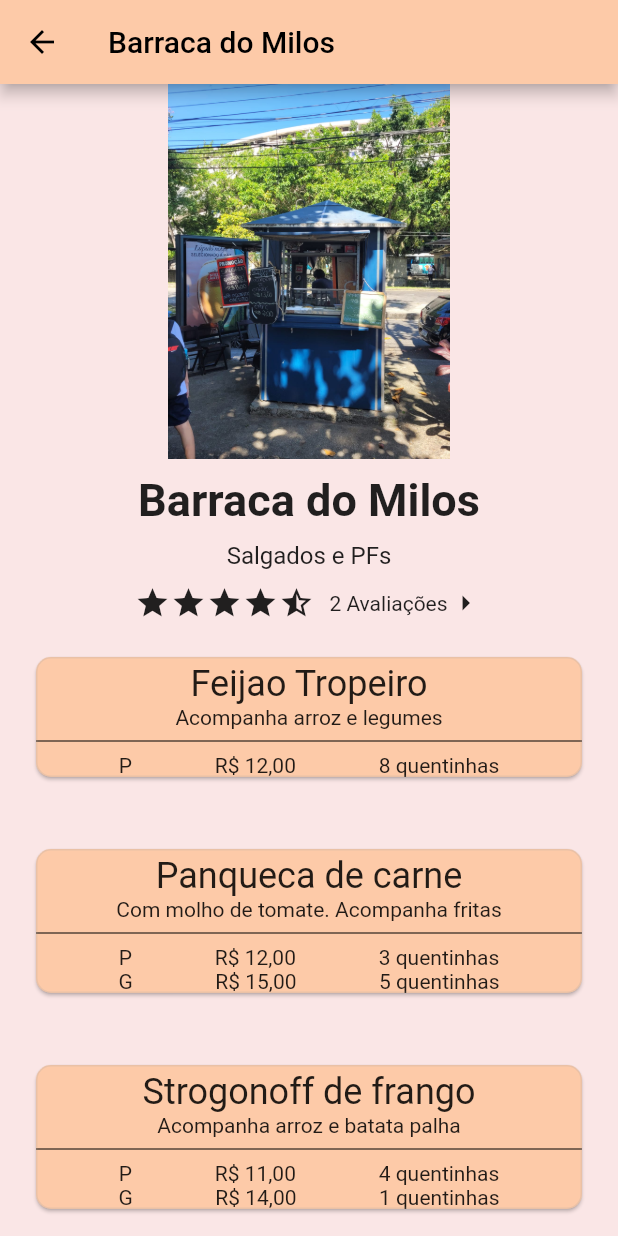
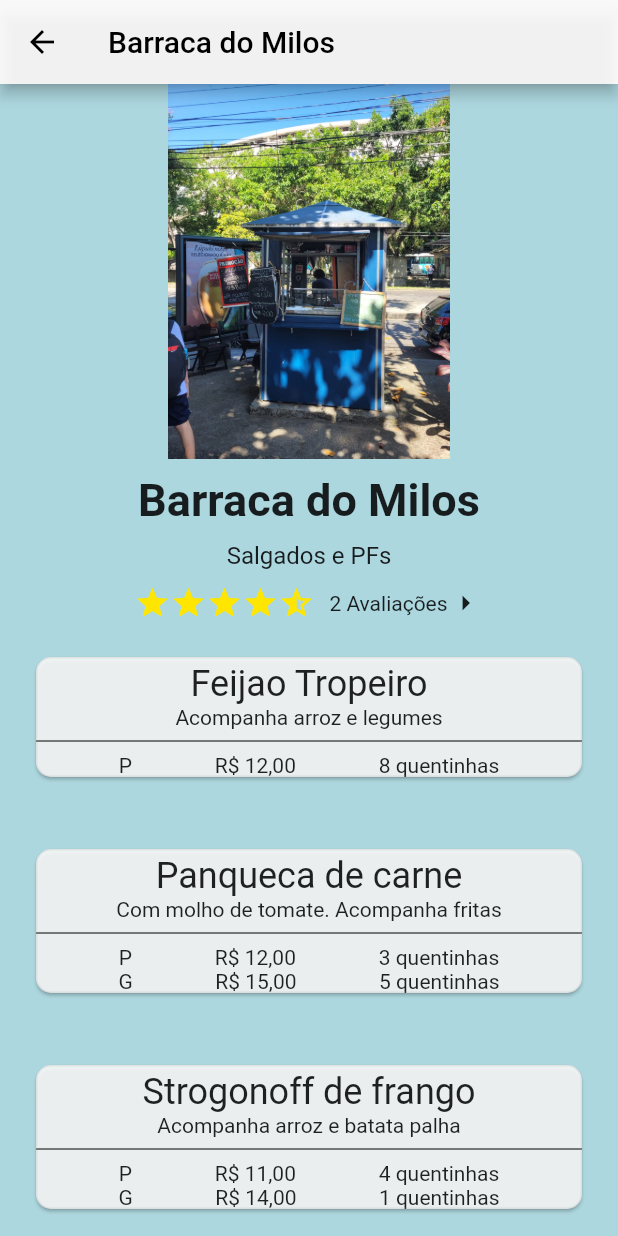
Before and after one commit to lfsca/app-flutter-LuizFellipe-BrunoCoutinho, a Flutter app: the screen it shows after launch, after a tap on "Barraca do Milos", on a phone screen of 412 x 824 dp. Run offline on Flutter 3.47's test engine with Material 2 defaults, Android fonts, the phone set to English and light mode, and no system bars; drawn by our look-alikes of flutter_rating_bar.

Commit message:
v1 entrega

```diff
--- a/flutter_project/lib/detailpage.dart
+++ b/flutter_project/lib/detailpage.dart
@@ -18,7 +18,7 @@ class DetailPage extends StatelessWidget {
     return Scaffold(
         appBar: AppBar(title: Text(barraca.nomeBarraca)),
         body: Container(
-            color: const Color.fromARGB(218, 250, 227, 227),
+            color: Color.fromARGB(218, 160, 209, 219),
             constraints: const BoxConstraints.expand(),
             child: ListView(
               children: <Widget>[
@@ -80,9 +80,12 @@ class WidgetResumoBarraca extends StatelessWidget {
                 itemCount: 5,
                 itemSize: 24,
                 ratingWidget: RatingWidget(
-                  empty: const Icon(Icons.star_outline),
-                  half: const Icon(Icons.star_half),
-                  full: const Icon(Icons.star),
+                  empty: const Icon(Icons.star_outline,
+                      color: Color.fromARGB(255, 255, 230, 0)),
+                  half: const Icon(Icons.star_half,
+                      color: Color.fromARGB(255, 255, 230, 0)),
+                  full: const Icon(Icons.star,
+                      color: Color.fromARGB(255, 255, 230, 0)),
                 ),
                 onRatingUpdate: (value) {},
               ),
@@ -112,7 +115,7 @@ class WidgetQuentinha extends StatelessWidget {
       margin: const EdgeInsets.all(20),
       width: double.infinity,
       child: Card(
-          color: createMaterialColor(const Color.fromARGB(255, 253, 202, 168)),
+          color: createMaterialColor(const Color.fromARGB(222, 250, 250, 250)),
           shape: RoundedRectangleBorder(
               borderRadius: BorderRadius.circular(10),
               side: BorderSide(
--- a/flutter_project/lib/homepage.dart
+++ b/flutter_project/lib/homepage.dart
@@ -16,7 +16,7 @@ class HomePage extends StatelessWidget {
     return Scaffold(
         appBar: AppBar(title: const Text('Hora do Rango PUC-Rio')),
         body: Container(
-            color: Color.fromARGB(218, 250, 227, 227),
+            color: Color.fromARGB(218, 160, 209, 219),
             child: Center(
                 child: Column(children: <Widget>[
               const SizedBox(
@@ -59,7 +59,7 @@ class BarracaListWidget extends StatelessWidget {
               },
               child: Card(
                   color:
-                      createMaterialColor(Color.fromARGB(255, 253, 202, 168)),
+                      createMaterialColor(Color.fromARGB(222, 250, 250, 250)),
                   shape: RoundedRectangleBorder(
                       borderRadius: BorderRadius.circular(10),
                       side: BorderSide(
@@ -86,21 +86,6 @@ class BarracaListWidget extends StatelessWidget {
         });
   }
 }
-// class ImageDialog extends StatelessWidget {
-//   @override
-//   Widget build(BuildContext context) {
-//     return Dialog(
-//       child: Container(
-//         width: 200,
-//         height: 200,
-//         decoration: BoxDecoration(
-//             image: DecorationImage(
-//                 image: ExactAssetImage("assets/img/estrela.png"),
-//                 fit: BoxFit.cover)),
-//       ),
-//     );
-//   }
-// }
 
 class Estrela extends StatefulWidget {
   const Estrela({Key? key}) : super(key: key);
@@ -120,9 +105,10 @@ class _EstrelaState extends State<Estrela> {
         padding: const EdgeInsets.all(0),
         alignment: Alignment.centerRight,
         icon: (_isFavorited
-            ? const Icon(Icons.star)
-            : const Icon(Icons.star_border)),
-        color: Color.fromARGB(255, 255, 230, 0),
+            ? const Icon(Icons.thumb_up,
+                color: Color.fromARGB(218, 153, 219, 232))
+            : const Icon(Icons.thumb_up_off_alt,
+                color: Color.fromARGB(218, 153, 219, 232))),
         onPressed: () {},
       ),
     ));
--- a/flutter_project/lib/main.dart
+++ b/flutter_project/lib/main.dart
@@ -28,7 +28,7 @@ class MyApp extends StatelessWidget {
             // Notice that the counter didn't reset back to zero; the application
             // is not restarted.
             primarySwatch:
-                createMaterialColor(Color.fromARGB(255, 253, 202, 168)),
+                createMaterialColor(Color.fromARGB(222, 250, 250, 250)),
             textTheme:
                 const TextTheme(headline1: TextStyle(fontFamily: 'Poppins'))),
         home: HomePage(barracas: fetchBarracas()),
```
Also changed, not shown: flutter_project/lib/reviewpage.dart (+14 -9 lines).
